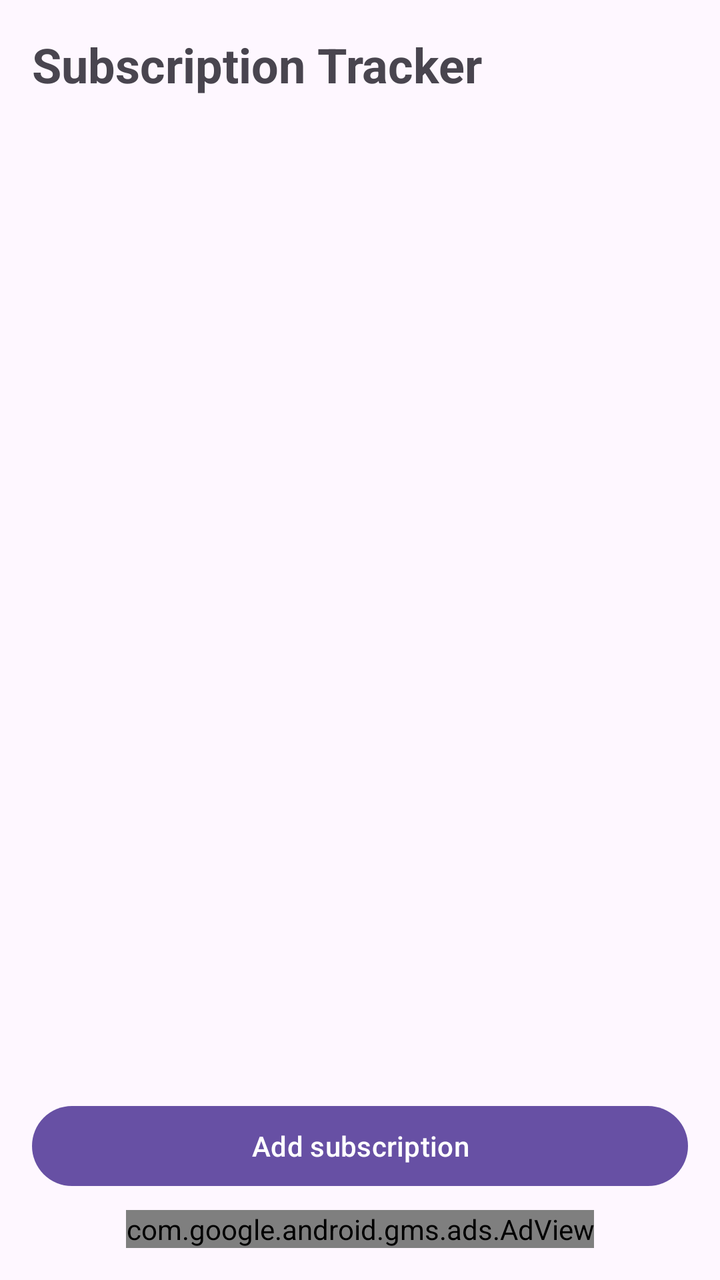
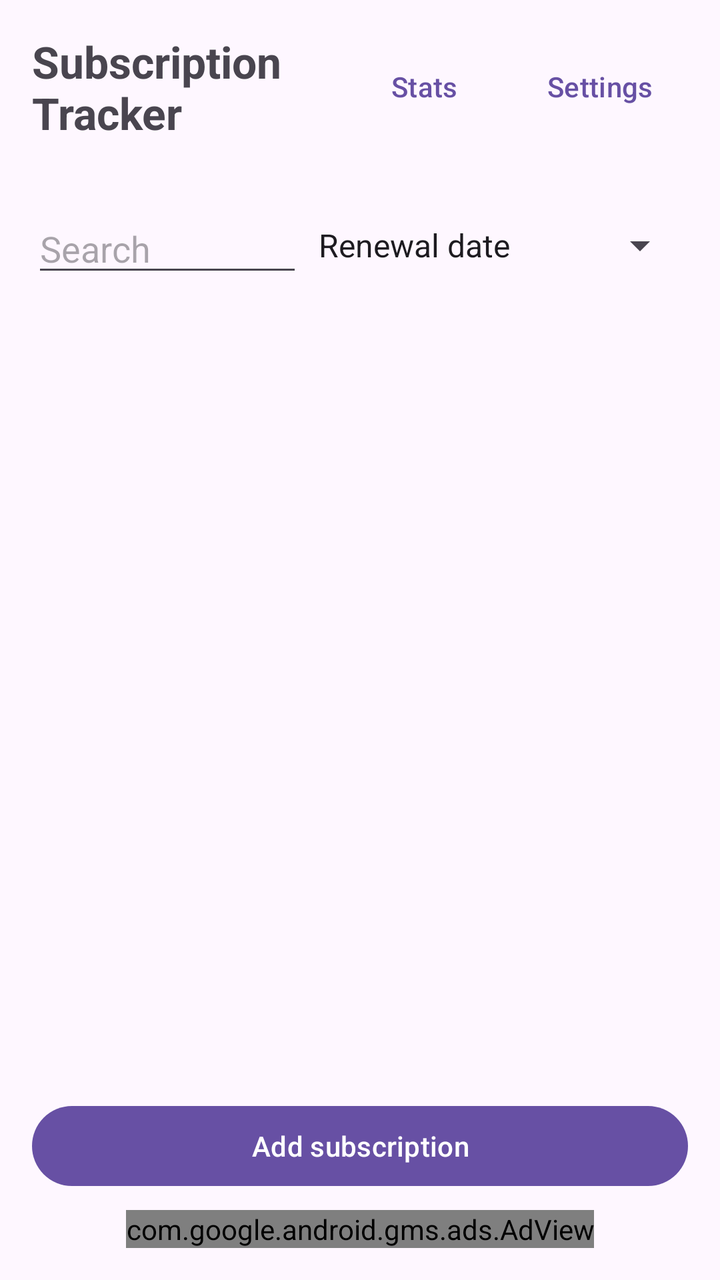

An Android layout rendered at two revisions. The XML below is the earlier revision; the diff shows what the commit changed to produce the second picture.
<!-- AndroidManifest.xml: application theme Theme.SubTracker -->
<!-- res/layout/activity_main.xml -->
<?xml version="1.0" encoding="utf-8"?>
<LinearLayout xmlns:android="http://schemas.android.com/apk/res/android"
    xmlns:ads="http://schemas.android.com/apk/res-auto"
    android:layout_width="match_parent"
    android:layout_height="match_parent"
    android:fitsSystemWindows="true"
    android:orientation="vertical"
    android:padding="16dp">

    <TextView
        android:layout_width="match_parent"
        android:layout_height="wrap_content"
        android:text="@string/app_name"
        android:textSize="24sp"
        android:textStyle="bold" />

    <TextView
        android:id="@+id/summaryText"
        android:layout_width="match_parent"
        android:layout_height="wrap_content"
        android:layout_marginTop="8dp"
        android:layout_marginBottom="12dp"
        android:textSize="14sp" />

    <FrameLayout
        android:layout_width="match_parent"
        android:layout_height="0dp"
        android:layout_weight="1">

        <androidx.recyclerview.widget.RecyclerView
            android:id="@+id/recycler"
            android:layout_width="match_parent"
            android:layout_height="match_parent" />

        <TextView
            android:id="@+id/emptyText"
            android:layout_width="wrap_content"
            android:layout_height="wrap_content"
            android:layout_gravity="center"
            android:gravity="center"
            android:text="@string/empty_message"
            android:textSize="16sp"
            android:visibility="gone" />
    </FrameLayout>

    <com.google.android.material.button.MaterialButton
        android:id="@+id/addButton"
        android:layout_width="match_parent"
        android:layout_height="wrap_content"
        android:layout_marginTop="8dp"
        android:text="@string/add_subscription" />

    
    <com.google.android.gms.ads.AdView
        android:id="@+id/adView"
        android:layout_width="wrap_content"
        android:layout_height="wrap_content"
        android:layout_gravity="center_horizontal"
        android:layout_marginTop="8dp"
        ads:adSize="BANNER"
        ads:adUnitId="ca-app-pub-3940256099942544/6300978111" />

</LinearLayout>
<!-- resources referenced by this layout -->
<resources>
  <string name="add_subscription">Add subscription</string>
  <string name="app_name">Subscription Tracker</string>
  <string name="empty_message">No subscriptions yet.\nTap \"Add subscription\" to start tracking.</string>
  <style name="Theme.SubTracker" parent="Theme.Material3.DayNight.NoActionBar" />
</resources>

<!-- the commit's change to res/layout/activity_main.xml (unified diff, before → after) -->
@@ -7,24 +7,78 @@
     android:orientation="vertical"
     android:padding="16dp">
 
-    <TextView
+    <LinearLayout
         android:layout_width="match_parent"
         android:layout_height="wrap_content"
-        android:text="@string/app_name"
-        android:textSize="24sp"
-        android:textStyle="bold" />
+        android:gravity="center_vertical"
+        android:orientation="horizontal">
+
+        <TextView
+            android:layout_width="0dp"
+            android:layout_height="wrap_content"
+            android:layout_weight="1"
+            android:text="@string/app_name"
+            android:textSize="22sp"
+            android:textStyle="bold" />
+
+        <Button
+            android:id="@+id/statsButton"
+            style="@style/Widget.Material3.Button.TextButton"
+            android:layout_width="wrap_content"
+            android:layout_height="wrap_content"
+            android:text="@string/stats" />
+
+        <Button
+            android:id="@+id/settingsButton"
+            style="@style/Widget.Material3.Button.TextButton"
+            android:layout_width="wrap_content"
+            android:layout_height="wrap_content"
+            android:text="@string/settings" />
+    </LinearLayout>
 
     <TextView
         android:id="@+id/summaryText"
         android:layout_width="match_parent"
         android:layout_height="wrap_content"
+        android:layout_marginTop="4dp"
+        android:textSize="14sp" />
+
+    <TextView
+        android:id="@+id/savedText"
+        android:layout_width="match_parent"
+        android:layout_height="wrap_content"
+        android:layout_marginTop="2dp"
+        android:textSize="13sp"
+        android:visibility="gone" />
+
+    <LinearLayout
+        android:layout_width="match_parent"
+        android:layout_height="wrap_content"
         android:layout_marginTop="8dp"
-        android:layout_marginBottom="12dp"
-        android:textSize="14sp" />
+        android:gravity="center_vertical"
+        android:orientation="horizontal">
+
+        <EditText
+            android:id="@+id/searchInput"
+            android:layout_width="0dp"
+            android:layout_height="wrap_content"
+            android:layout_weight="1"
+            android:hint="@string/search_hint"
+            android:importantForAutofill="no"
+            android:inputType="text"
+            android:maxLines="1" />
+
+        <Spinner
+            android:id="@+id/sortSpinner"
+            android:layout_width="wrap_content"
+            android:layout_height="wrap_content"
+            android:entries="@array/sort_options" />
+    </LinearLayout>
 
     <FrameLayout
         android:layout_width="match_parent"
         android:layout_height="0dp"
+        android:layout_marginTop="8dp"
         android:layout_weight="1">
 
         <androidx.recyclerview.widget.RecyclerView
<!-- resource entries referenced after the edit -->
@@ -1,8 +1,16 @@
 <!-- resources referenced by this layout -->
 <resources>
+  <string-array name="sort_options">
+          <item>Renewal date</item>
+          <item>Price (high to low)</item>
+          <item>Name (A to Z)</item>
+      </string-array>
   <string name="add_subscription">Add subscription</string>
   <string name="app_name">Subscription Tracker</string>
   <string name="empty_message">No subscriptions yet.\nTap \"Add subscription\" to start tracking.</string>
+  <string name="search_hint">Search</string>
+  <string name="settings">Settings</string>
+  <string name="stats">Stats</string>
   <style name="Theme.SubTracker" parent="Theme.Material3.DayNight.NoActionBar" />
 </resources>
 
